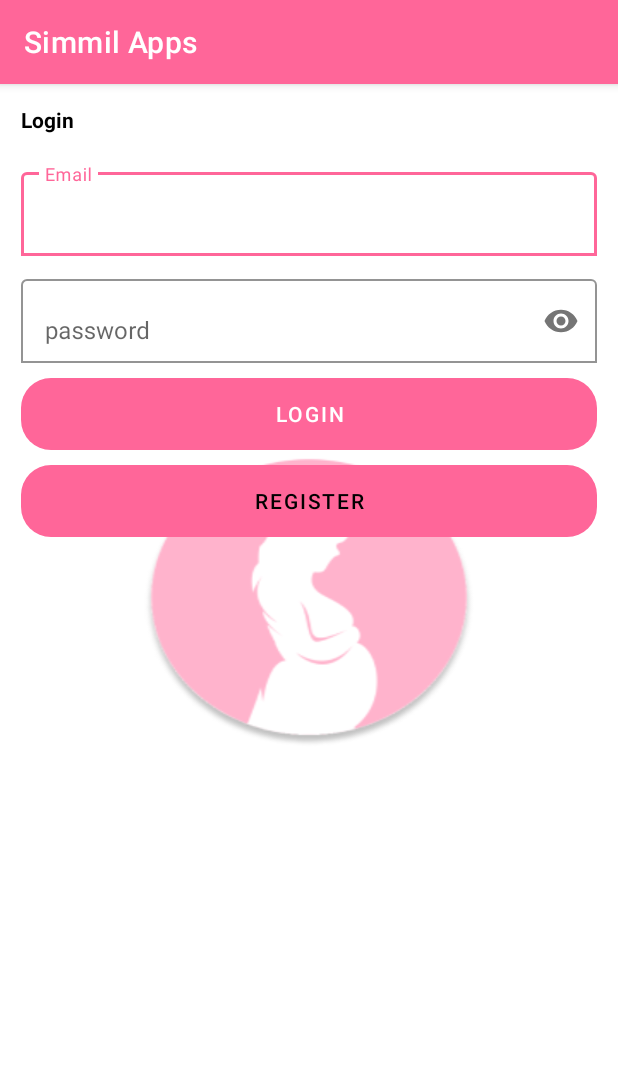
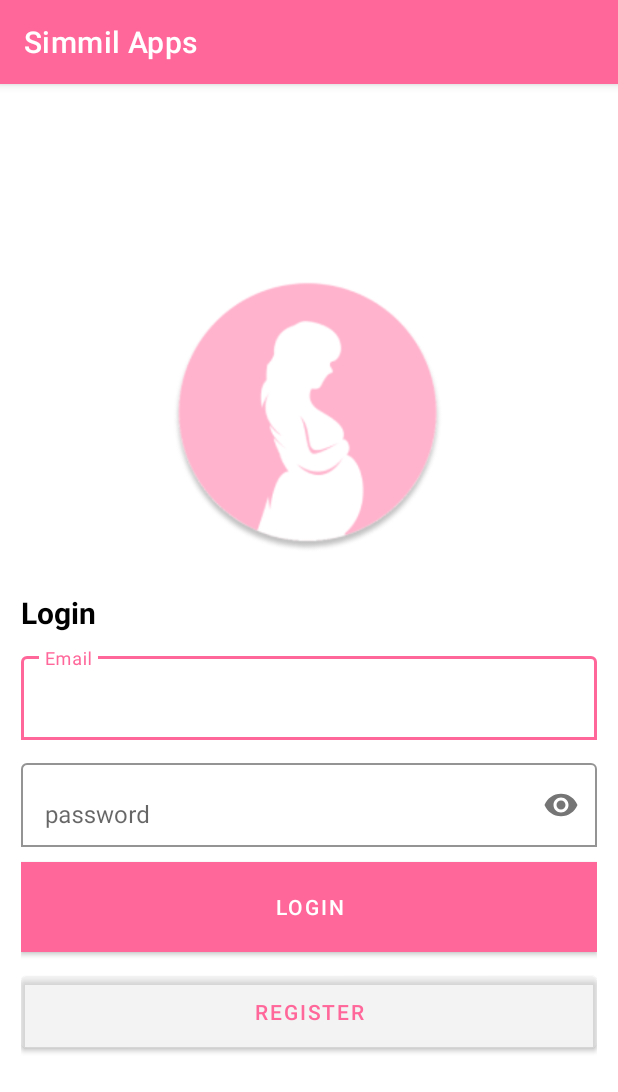
Before and after one commit to shendyherta/aplikasiku, an Android app: the screen it shows after launch (LoginActivity), on a phone screen of 412 x 824 dp. Shown: the top 1092 px of the screen. Run offline under Robolectric (Android 15) with nearby library versions, the phone set to English and light mode, and no system bars; our stand-ins replace Firebase (no records; nobody signed in at launch, a user with empty details on screens opened directly).

Commit message:
fix layout login and register

```diff
--- a/app/src/main/AndroidManifest.xml
+++ b/app/src/main/AndroidManifest.xml
@@ -77,7 +77,8 @@
         <activity
             android:name=".MainActivity"
             android:exported="false"
-            android:label="@string/app_name" />
+            android:label="@string/app_name"
+            android:theme="@style/Theme.Aplikasiku.NoActionBar"/>
     </application>
 
 </manifest>
--- a/app/src/main/res/drawable/custom2.xml
+++ b/app/src/main/res/drawable/custom2.xml
@@ -1,7 +1,8 @@
 <?xml version="1.0" encoding="utf-8"?>
 <shape xmlns:android="http://schemas.android.com/apk/res/android"
-    android:shape = "rectangle" >
+    android:shape="rectangle" >
 
     <corners android:radius="20dp"/>
+    <solid android:color="@color/black"/>
 
 </shape>
--- a/app/src/main/res/layout/activity_login2.xml
+++ b/app/src/main/res/layout/activity_login2.xml
@@ -11,20 +11,30 @@
         android:layout_height="wrap_content"
         android:orientation="vertical"
         android:padding="14dp"
-        android:background="@drawable/bg">
+        android:layout_gravity="center">
 
+        <androidx.appcompat.widget.AppCompatImageView
+            android:layout_width="200dp"
+            android:layout_height="200dp"
+            android:src="@drawable/logo"
+            android:layout_gravity="center"
+            android:layout_marginBottom="20dp"
+            app:layout_constraintTop_toTopOf="parent"
+            app:layout_constraintEnd_toEndOf="parent"
+            app:layout_constraintStart_toStartOf="parent" />
 
         <TextView
             android:layout_width="wrap_content"
             android:layout_height="wrap_content"
             android:text="Login"
             android:textColor="@color/black"
+            android:textSize="20sp"
             android:textStyle="bold" />
 
         <com.google.android.material.textfield.TextInputLayout
             android:layout_width="match_parent"
             android:layout_height="wrap_content"
-            android:layout_marginTop="20dp"
+            android:layout_marginTop="10dp"
             app:boxBackgroundColor="@color/white"
             app:boxBackgroundMode="outline">
 
@@ -56,21 +66,19 @@
         <Button
             android:id="@+id/btn_login"
             android:layout_width="match_parent"
-            android:layout_height="wrap_content"
+            android:layout_height="60dp"
             android:layout_marginTop="10dp"
-            android:background="@drawable/custom2"
-            android:backgroundTint="#FF6699"
+            android:background="@color/pink"
             android:text="login" />
 
         <Button
             android:id="@+id/btn_register"
             android:layout_width="match_parent"
-            android:layout_height="wrap_content"
+            android:layout_height="60dp"
             android:layout_marginTop="10dp"
-            android:backgroundTint="@color/pink"
-            android:background="@drawable/custom2"
+            android:backgroundTint="@color/grey"
             android:text="register"
-            android:textColor="@color/black"/>
+            android:textColor="@color/pink"/>
 
 <!--        <com.google.android.gms.common.SignInButton-->
 <!--            android:id="@+id/btn_google"-->
```
Also changed, not shown: app/src/main/java/com/sh/aplikasiku/MainActivity.java (+17 -0 lines), app/src/main/res/layout/activity_register.xml (+18 -8 lines).
